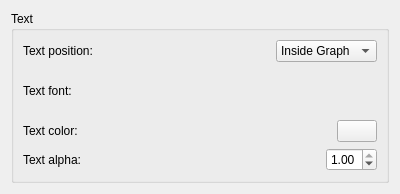
The window that effects/showfps_config.ui (KDE/kwin) describes before a commit, drawn with Qt 5.
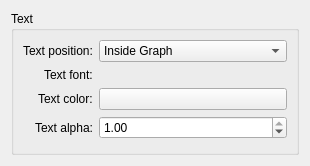
The same window after the commit. Custom widgets are drawn as their Qt base class.

Diff of the .ui file:
```diff
--- a/effects/showfps_config.ui
+++ b/effects/showfps_config.ui
@@ -5,8 +5,8 @@
    <rect>
     <x>0</x>
     <y>0</y>
-    <width>400</width>
-    <height>194</height>
+    <width>310</width>
+    <height>166</height>
    </rect>
   </property>
   <layout class="QVBoxLayout" >
@@ -15,30 +15,24 @@
      <property name="title" >
       <string>Text</string>
      </property>
-     <layout class="QVBoxLayout" >
-      <item>
-       <layout class="QHBoxLayout" >
-        <item>
+     <layout class="QFormLayout" name="formLayout" >
+      <property name="fieldGrowthPolicy" >
+       <enum>QFormLayout::AllNonFixedFieldsGrow</enum>
+      </property>
+      <property name="labelAlignment" >
+       <set>Qt::AlignRight|Qt::AlignTrailing|Qt::AlignVCenter</set>
+      </property>
+      <item row="0" column="0" >
          <widget class="QLabel" name="label" >
           <property name="text" >
            <string>Text position:</string>
           </property>
-         </widget>
-        </item>
-        <item>
-         <spacer>
-          <property name="orientation" >
-           <enum>Qt::Horizontal</enum>
-          </property>
-          <property name="sizeHint" >
-           <size>
-            <width>40</width>
-            <height>20</height>
-           </size>
-          </property>
-         </spacer>
-        </item>
-        <item>
+        <property name="buddy" >
+         <cstring>textPosition</cstring>
+        </property>
+       </widget>
+      </item>
+      <item row="0" column="1" >
          <widget class="QComboBox" name="textPosition" >
           <item>
            <property name="text" >
@@ -72,85 +66,40 @@
           </item>
          </widget>
         </item>
-       </layout>
-      </item>
-      <item>
-       <layout class="QHBoxLayout" >
-        <item>
+      <item row="1" column="0" >
          <widget class="QLabel" name="label_2" >
           <property name="text" >
            <string>Text font:</string>
           </property>
          </widget>
         </item>
-        <item>
-         <spacer>
-          <property name="orientation" >
-           <enum>Qt::Horizontal</enum>
-          </property>
-          <property name="sizeHint" >
-           <size>
-            <width>40</width>
-            <height>20</height>
-           </size>
-          </property>
-         </spacer>
-        </item>
-        <item>
-         <widget class="KFontRequester" native="1" name="textFont" />
-        </item>
-       </layout>
-      </item>
-      <item>
-       <layout class="QHBoxLayout" >
-        <item>
+      <item row="1" column="1" >
+       <widget class="KFontRequester" name="textFont" />
+      </item>
+      <item row="2" column="0" >
          <widget class="QLabel" name="label_3" >
           <property name="text" >
            <string>Text color:</string>
           </property>
-         </widget>
-        </item>
-        <item>
-         <spacer>
-          <property name="orientation" >
-           <enum>Qt::Horizontal</enum>
-          </property>
-          <property name="sizeHint" >
-           <size>
-            <width>40</width>
-            <height>20</height>
-           </size>
-          </property>
-         </spacer>
-        </item>
-        <item>
+        <property name="buddy" >
+         <cstring>textColor</cstring>
+        </property>
+       </widget>
+      </item>
+      <item row="2" column="1" >
          <widget class="KColorButton" name="textColor" />
         </item>
-       </layout>
-      </item>
-      <item>
-       <layout class="QHBoxLayout" >
-        <item>
+      <item row="3" column="0" >
          <widget class="QLabel" name="label_4" >
           <property name="text" >
            <string>Text alpha:</string>
           </property>
-         </widget>
-        </item>
-        <item>
-         <spacer>
-          <property name="orientation" >
-           <enum>Qt::Horizontal</enum>
-          </property>
-          <property name="sizeHint" >
-           <size>
-            <width>40</width>
-            <height>20</height>
-           </size>
-          </property>
-         </spacer>
-        </item>
-        <item>
+        <property name="buddy" >
+         <cstring>textAlpha</cstring>
+        </property>
+       </widget>
+      </item>
+      <item row="3" column="1" >
          <widget class="QDoubleSpinBox" name="textAlpha" >
           <property name="decimals" >
            <number>2</number>
@@ -165,8 +114,6 @@
            <double>1.000000000000000</double>
           </property>
          </widget>
-        </item>
-       </layout>
       </item>
      </layout>
     </widget>
```
Lines whose indentation alone changed are shown as unchanged.
